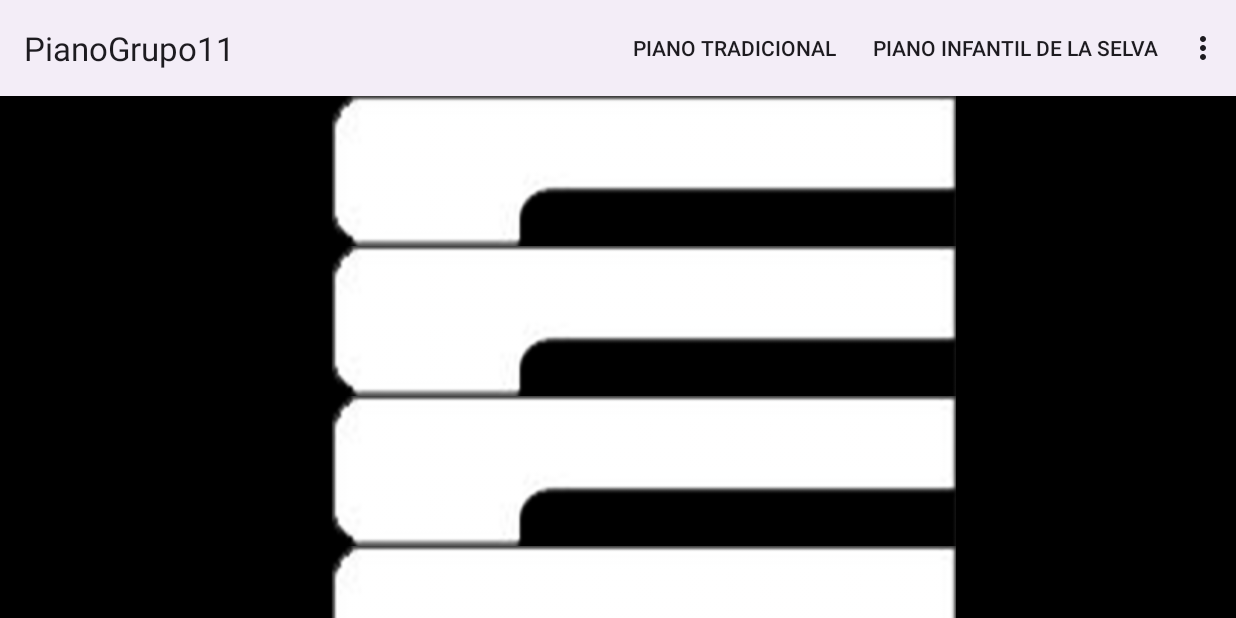
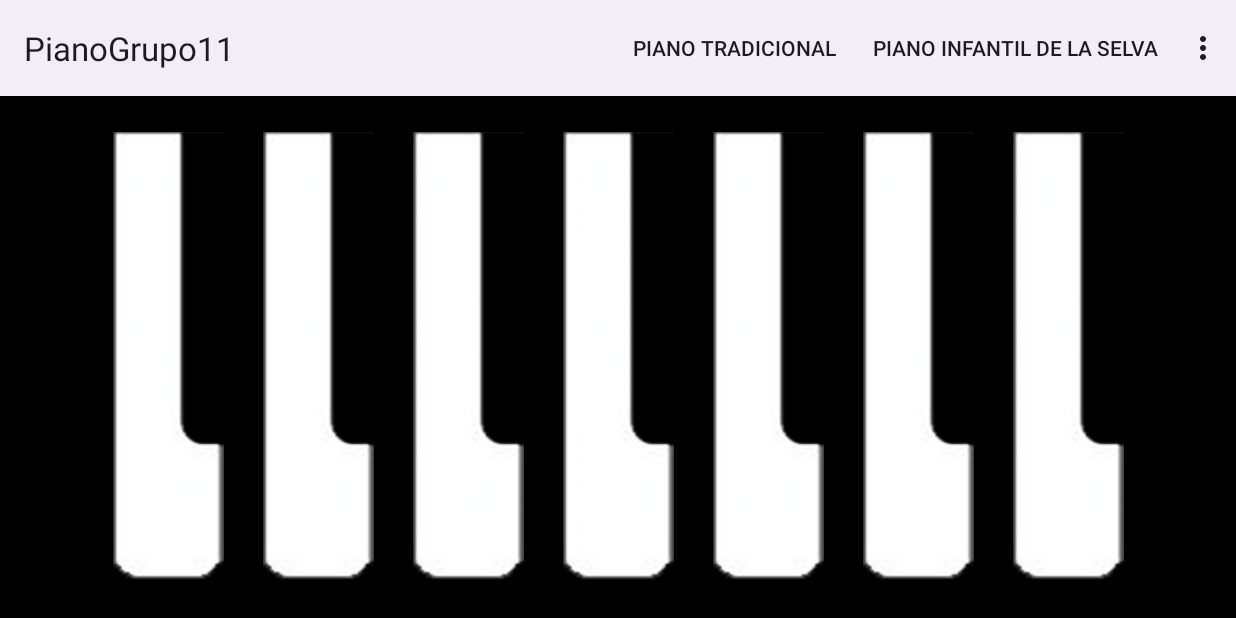
Before and after one commit to LetesMtz/PianoGrupo11, an Android app: the screen it shows after launch (MainActivity), on a phone screen of 824 x 412 dp (held sideways). Run offline under Robolectric (Android 15) with nearby library versions, the phone set to English and light mode, and no system bars.

Commit message:
Actualiza3

```diff
--- a/app/src/main/res/layout/activity_main.xml
+++ b/app/src/main/res/layout/activity_main.xml
@@ -6,7 +6,8 @@
     android:layout_width="match_parent"
     android:layout_height="match_parent"
     android:background="@color/black"
-    android:orientation="vertical"
+    android:gravity="center"
+    android:orientation="horizontal"
     tools:context=".MainActivity">
 
     <!-- Inicio de la App | Piano Tradicional -->
@@ -14,66 +15,66 @@
 
     <ImageButton
         android:id="@+id/buttondrawertoggle2"
-        android:layout_width="match_parent"
-        android:layout_height="100dp"
+        android:layout_width="100dp"
+        android:layout_height="300dp"
         android:background="@color/black"
         android:contentDescription="@string/tecla"
-        android:src="@drawable/tecla8"
+        android:src="@drawable/tecla1_3"
         tools:ignore="DuplicateSpeakableTextCheck" />
 
     <ImageButton
         android:id="@+id/buttondrawertoggle1"
-        android:layout_width="match_parent"
-        android:layout_height="100dp"
+        android:layout_width="100dp"
+        android:layout_height="300dp"
         android:background="@android:color/transparent"
         android:backgroundTint="#090909"
         android:contentDescription="@string/tecla"
-        android:src="@drawable/tecla8"
+        android:src="@drawable/tecla1_3"
         tools:ignore="TouchTargetSizeCheck" />
 
     <ImageButton
         android:id="@+id/buttondrawertoggle6"
-        android:layout_width="match_parent"
-        android:layout_height="100dp"
+        android:layout_width="100dp"
+        android:layout_height="300dp"
         android:background="@android:color/transparent"
         android:contentDescription="@string/tecla"
-        android:src="@drawable/tecla8"
+        android:src="@drawable/tecla1_3"
         tools:ignore="HardcodedText,TouchTargetSizeCheck" />
 
     <ImageButton
         android:id="@+id/buttondrawertoggle3"
-        android:layout_width="match_parent"
-        android:layout_height="100dp"
+        android:layout_width="100dp"
+        android:layout_height="300dp"
         android:background="@android:color/transparent"
         android:contentDescription="@string/tecla"
-        android:src="@drawable/tecla8"
+        android:src="@drawable/tecla1_3"
         tools:ignore="TouchTargetSizeCheck" />
 
     <ImageButton
         android:id="@+id/buttondrawertoggle7"
-        android:layout_width="match_parent"
-        android:layout_height="100dp"
+        android:layout_width="100dp"
+        android:layout_height="300dp"
         android:background="@android:color/transparent"
         android:contentDescription="@string/tecla"
-        android:src="@drawable/tecla8"
+        android:src="@drawable/tecla1_3"
         tools:ignore="TouchTargetSizeCheck" />
 
     <ImageButton
         android:id="@+id/buttondrawertoggle4"
-        android:layout_width="match_parent"
-        android:layout_height="100dp"
+        android:layout_width="100dp"
+        android:layout_height="300dp"
         android:background="@android:color/transparent"
         android:contentDescription="@string/tecla"
-        android:src="@drawable/tecla8"
+        android:src="@drawable/tecla1_3"
         tools:ignore="TouchTargetSizeCheck" />
 
     <ImageButton
         android:id="@+id/buttondrawertoggle5"
-        android:layout_width="match_parent"
-        android:layout_height="100dp"
+        android:layout_width="100dp"
+        android:layout_height="300dp"
         android:background="@android:color/transparent"
         android:contentDescription="@string/tecla"
-        android:src="@drawable/tecla8"
+        android:src="@drawable/tecla1_3"
         tools:ignore="TouchTargetSizeCheck" />
 
 </LinearLayout>
```
Also changed, not shown: app/src/main/res/layout/activity_piano_infantil_selva.xml (+16 -15 lines), app/src/main/res/drawable/cocodrilo.png, app/src/main/res/drawable/elefante.png, app/src/main/res/drawable/gallo.png, app/src/main/res/drawable/leon.png, app/src/main/res/drawable/mono.png, app/src/main/res/drawable/oso.png, app/src/main/res/drawable/perro.png, app/src/main/res/drawable/tecla1_3.png (added), app/src/main/res/drawable/tecla8.png (deleted).
